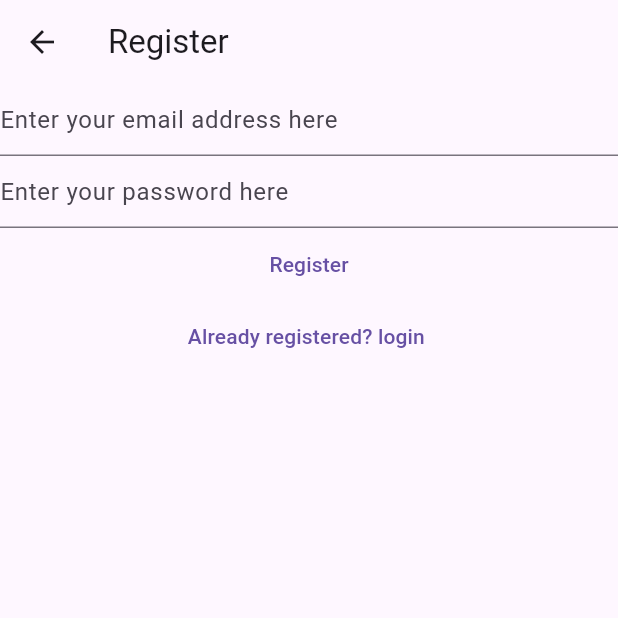
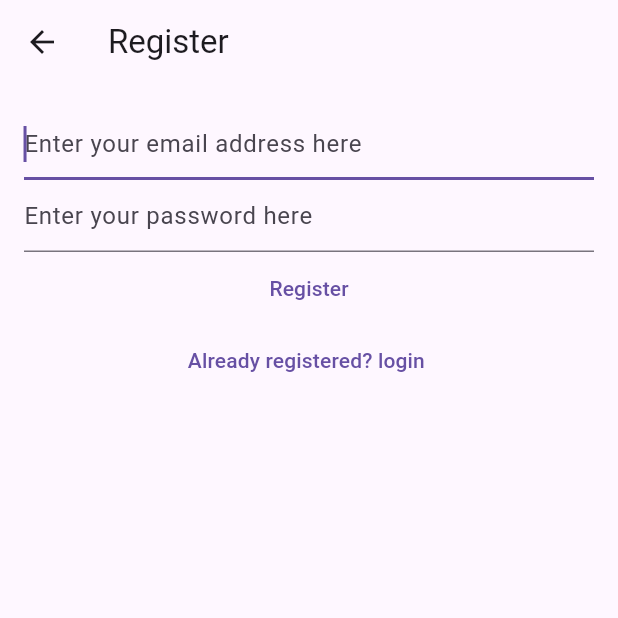
Before and after one commit to Pawankumar-1998/Notes_Application, a Flutter app: the RegisterView screen opened directly, on a phone screen of 412 x 824 dp, the top half of it. Run offline on Flutter 3.47's test engine with Material 3 defaults, Android fonts, the phone set to English and light mode, and no system bars; our stand-ins replace bloc, cloud_firestore, equatable, firebase_auth, firebase_core, flutter_bloc and 1 more; accounts and stored records are empty; network calls fail.

Commit message:
added the padding to login and register

```diff
--- a/lib/views/register_view.dart
+++ b/lib/views/register_view.dart
@@ -1,13 +1,13 @@
 // below is the code for the registration view
 import 'package:flutter/material.dart';
 import 'package:flutter_bloc/flutter_bloc.dart';
-import 'package:mynotes/constants/routes.dart';
 import 'package:mynotes/services/auth/auth_exception.dart';
-import 'package:mynotes/services/auth/auth_service.dart';
 import 'package:mynotes/services/auth/bloc/auth_bloc.dart';
 import 'package:mynotes/services/auth/bloc/auth_event.dart';
 import 'package:mynotes/services/auth/bloc/auth_state.dart';
 import 'package:mynotes/utilities/dialog/error_dialog.dart';
+// import 'package:mynotes/services/auth/auth_service.dart';
+// import 'package:mynotes/constants/routes.dart';
 
 class RegisterView extends StatefulWidget {
   const RegisterView({super.key});
@@ -54,12 +54,15 @@ class _RegisterViewState extends State<RegisterView> {
       },
       child: Scaffold(
         appBar: AppBar(title: const Text("Register")),
-        body: Column(
+        body: Padding(
+          padding: const EdgeInsets.all(16.0),
+          child: Column(
             children: [
               TextField(
                 controller: _email,
                 enableSuggestions: false,
                 autocorrect: false,
+                autofocus: true,
                 keyboardType: TextInputType.emailAddress,
                 decoration: const InputDecoration(
                     hintText: "Enter your email address here "),
@@ -69,8 +72,8 @@ class _RegisterViewState extends State<RegisterView> {
                 obscureText: true,
                 enableSuggestions: false,
                 autocorrect: false,
-              decoration:
-                  const InputDecoration(hintText: "Enter your password here  "),
+                decoration: const InputDecoration(
+                    hintText: "Enter your password here  "),
               ),
               TextButton(
                 onPressed: () async {
@@ -92,6 +95,7 @@ class _RegisterViewState extends State<RegisterView> {
             ],
           ),
         ),
+      ),
     );
   }
 }
```
Also changed, not shown: lib/views/login_view.dart (+11 -6 lines), 1 other file. Lines whose indentation alone changed are shown as unchanged.
